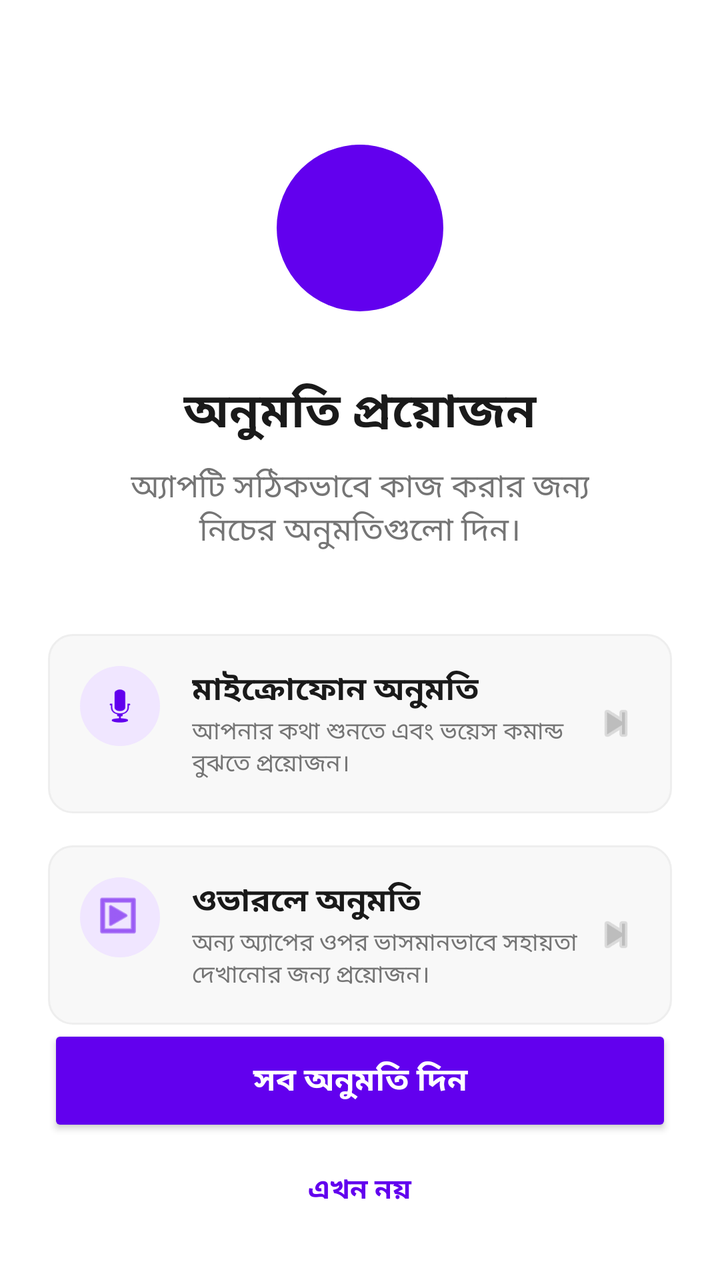
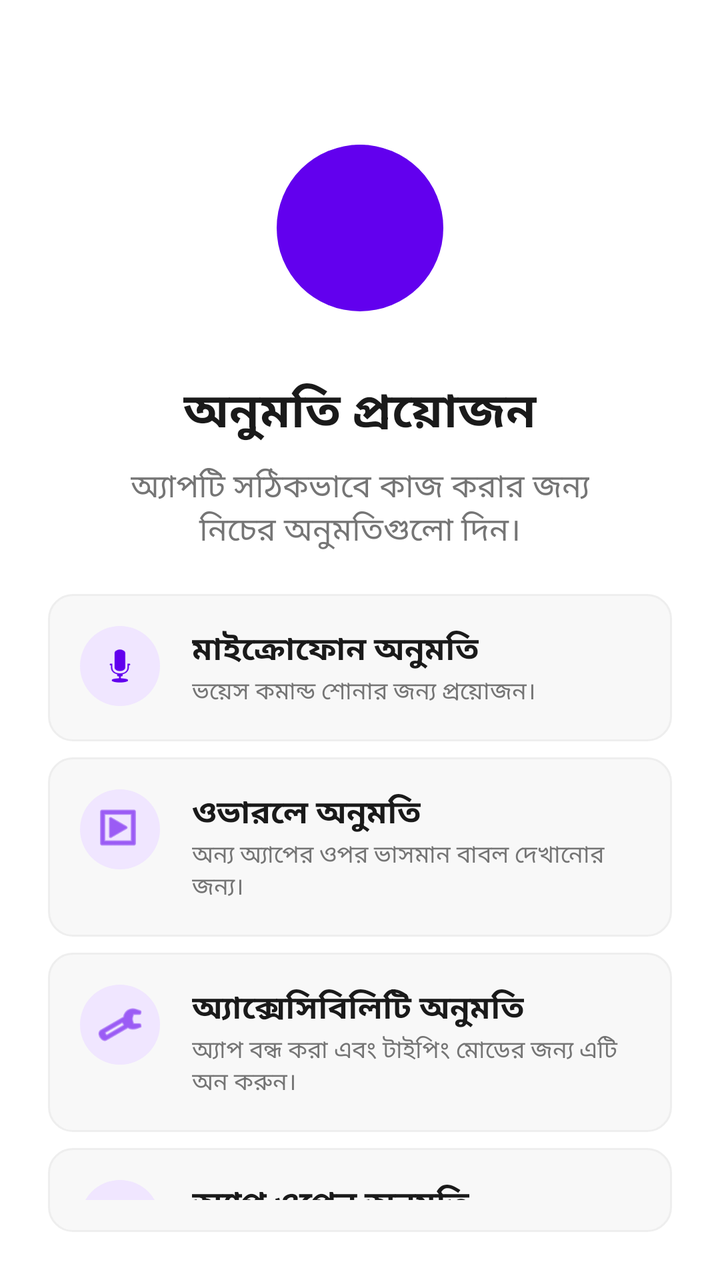

Compare the two renders of this Android layout. The source of the first and the diff that turns it into the second are given below.
<!-- AndroidManifest.xml: application theme Theme.AppCompat.Light.NoActionBar -->
<!-- res/layout/activity_permission.xml -->
<?xml version="1.0" encoding="utf-8"?>
<LinearLayout xmlns:android="http://schemas.android.com/apk/res/android"
    xmlns:app="http://schemas.android.com/apk/res-auto"
    android:layout_width="match_parent"
    android:layout_height="match_parent"
    android:background="#FFFFFF"
    android:gravity="center_horizontal"
    android:orientation="vertical"
    android:padding="24dp">

    <ImageView
        android:layout_width="100dp"
        android:layout_height="100dp"
        android:layout_marginTop="40dp"
        android:src="@drawable/ic_assistant_logo"
        app:tint="#6200EE" />

    <TextView
        android:layout_width="wrap_content"
        android:layout_height="wrap_content"
        android:layout_marginTop="24dp"
        android:text="অনুমতি প্রয়োজন"
        android:textColor="#1A1A1A"
        android:textSize="24sp"
        android:textStyle="bold" />

    <TextView
        android:layout_width="wrap_content"
        android:layout_height="wrap_content"
        android:layout_marginTop="8dp"
        android:gravity="center"
        android:text="অ্যাপটি সঠিকভাবে কাজ করার জন্য\nনিচের অনুমতিগুলো দিন।"
        android:textColor="#757575"
        android:textSize="16sp" />

    <LinearLayout
        android:id="@+id/btnMicPermission"
        android:layout_width="match_parent"
        android:layout_height="wrap_content"
        android:layout_marginTop="40dp"
        android:background="@drawable/bg_permission_item"
        android:clickable="true"
        android:focusable="true"
        android:orientation="horizontal"
        android:padding="16dp">

        <ImageView
            android:layout_width="40dp"
            android:layout_height="40dp"
            android:background="@drawable/bg_icon_circle"
            android:padding="8dp"
            android:src="@android:drawable/ic_btn_speak_now"
            app:tint="#6200EE" />

        <LinearLayout
            android:layout_width="0dp"
            android:layout_height="wrap_content"
            android:layout_marginStart="16dp"
            android:layout_weight="1"
            android:orientation="vertical">

            <TextView
                android:layout_width="wrap_content"
                android:layout_height="wrap_content"
                android:text="মাইক্রোফোন অনুমতি"
                android:textColor="#1A1A1A"
                android:textSize="16sp"
                android:textStyle="bold" />

            <TextView
                android:layout_width="wrap_content"
                android:layout_height="wrap_content"
                android:text="আপনার কথা শুনতে এবং ভয়েস কমান্ড বুঝতে প্রয়োজন।"
                android:textColor="#757575"
                android:textSize="12sp" />
        </LinearLayout>

        <ImageView
            android:layout_width="24dp"
            android:layout_height="24dp"
            android:layout_gravity="center_vertical"
            android:src="@android:drawable/ic_media_next"
            app:tint="#BDBDBD" />
    </LinearLayout>

    <LinearLayout
        android:id="@+id/btnOverlayPermission"
        android:layout_width="match_parent"
        android:layout_height="wrap_content"
        android:layout_marginTop="16dp"
        android:background="@drawable/bg_permission_item"
        android:clickable="true"
        android:focusable="true"
        android:orientation="horizontal"
        android:padding="16dp">

        <ImageView
            android:layout_width="40dp"
            android:layout_height="40dp"
            android:background="@drawable/bg_icon_circle"
            android:padding="8dp"
            android:src="@android:drawable/ic_menu_slideshow"
            app:tint="#6200EE" />

        <LinearLayout
            android:layout_width="0dp"
            android:layout_height="wrap_content"
            android:layout_marginStart="16dp"
            android:layout_weight="1"
            android:orientation="vertical">

            <TextView
                android:layout_width="wrap_content"
                android:layout_height="wrap_content"
                android:text="ওভারলে অনুমতি"
                android:textColor="#1A1A1A"
                android:textSize="16sp"
                android:textStyle="bold" />

            <TextView
                android:layout_width="wrap_content"
                android:layout_height="wrap_content"
                android:text="অন্য অ্যাপের ওপর ভাসমানভাবে সহায়তা দেখানোর জন্য প্রয়োজন।"
                android:textColor="#757575"
                android:textSize="12sp" />
        </LinearLayout>

        <ImageView
            android:layout_width="24dp"
            android:layout_height="24dp"
            android:layout_gravity="center_vertical"
            android:src="@android:drawable/ic_media_next"
            app:tint="#BDBDBD" />
    </LinearLayout>

    <View
        android:layout_width="match_parent"
        android:layout_height="0dp"
        android:layout_weight="1" />

    <Button
        android:id="@+id/btnGiveAllPermissions"
        android:layout_width="match_parent"
        android:layout_height="56dp"
        android:backgroundTint="#6200EE"
        android:text="সব অনুমতি দিন"
        android:textAllCaps="false"
        android:textColor="#FFFFFF"
        android:textSize="16sp"
        android:textStyle="bold" />

    <TextView
        android:id="@+id/tvNotNow"
        android:layout_width="wrap_content"
        android:layout_height="wrap_content"
        android:layout_marginTop="16dp"
        android:text="এখন নয়"
        android:textColor="#6200EE"
        android:textSize="14sp"
        android:textStyle="bold" />

    <LinearLayout
        android:layout_width="wrap_content"
        android:layout_height="wrap_content"
        android:layout_marginTop="24dp"
        android:gravity="center_vertical"
        android:orientation="horizontal">

        <ImageView
            android:layout_width="14dp"
            android:layout_height="14dp"
            android:src="@android:drawable/ic_lock_idle_lock"
            app:tint="#757575" />

        <TextView
            android:layout_width="wrap_content"
            android:layout_height="wrap_content"
            android:layout_marginStart="4dp"
            android:text="আপনার গোপনীয়তা আমাদের কাছে গুরুত্বপূর্ণ"
            android:textColor="#757575"
            android:textSize="12sp" />
    </LinearLayout>

</LinearLayout>
<!-- resources referenced by this layout -->
<resources>
  <!-- drawable bg_icon_circle (drawable) -->
  <?xml version="1.0" encoding="utf-8"?>
  <shape xmlns:android="http://schemas.android.com/apk/res/android">
      <solid android:color="#F0E6FF" />
      <corners android:radius="20dp" />
  </shape>
  <!-- drawable bg_permission_item (drawable) -->
  <?xml version="1.0" encoding="utf-8"?>
  <shape xmlns:android="http://schemas.android.com/apk/res/android">
      <solid android:color="#F8F8F8" />
      <corners android:radius="12dp" />
      <stroke
          android:width="1dp"
          android:color="#EEEEEE" />
  </shape>
  <!-- drawable ic_assistant_logo (drawable) -->
  <vector xmlns:android="http://schemas.android.com/apk/res/android"
      android:width="100dp"
      android:height="100dp"
      android:viewportWidth="24"
      android:viewportHeight="24">
      
      <path
          android:fillColor="#6200EE"
          android:pathData="M12,2L12,2A10,10 0,0 1,22 12L22,12A10,10 0,0 1,12 22L12,22A10,10 0,0 1,2 12L2,12A10,10 0,0 1,12 2z" />
      
      <path
          android:fillColor="#FFFFFF"
          android:pathData="M12,14c1.66,0 3,-1.34 3,-3V5c0,-1.66 -1.34,-3 -3,-3S9,3.34 9,5v6c0,1.66 1.34,3 3,3z" />
      <path
          android:fillColor="#FFFFFF"
          android:pathData="M17,11c0,2.76 -2.24,5 -5,5s-5,-2.24 -5,-5H5c0,3.53 2.61,6.43 6,6.92V21h2v-3.08c3.39,-0.49 6,-3.39 6,-6.92h-2z" />
  </vector>
</resources>

<!-- the commit's change to res/layout/activity_permission.xml (unified diff, before → after) -->
@@ -33,11 +33,12 @@
         android:textColor="#757575"
         android:textSize="16sp" />
 
+    
     <LinearLayout
         android:id="@+id/btnMicPermission"
         android:layout_width="match_parent"
         android:layout_height="wrap_content"
-        android:layout_marginTop="40dp"
+        android:layout_marginTop="20dp"
         android:background="@drawable/bg_permission_item"
         android:clickable="true"
         android:focusable="true"
@@ -70,24 +71,18 @@
             <TextView
                 android:layout_width="wrap_content"
                 android:layout_height="wrap_content"
-                android:text="আপনার কথা শুনতে এবং ভয়েস কমান্ড বুঝতে প্রয়োজন।"
-                android:textColor="#757575"
-                android:textSize="12sp" />
-        </LinearLayout>
-
-        <ImageView
-            android:layout_width="24dp"
-            android:layout_height="24dp"
-            android:layout_gravity="center_vertical"
-            android:src="@android:drawable/ic_media_next"
-            app:tint="#BDBDBD" />
-    </LinearLayout>
-
+                android:text="ভয়েস কমান্ড শোনার জন্য প্রয়োজন।"
+                android:textColor="#757575"
+                android:textSize="12sp" />
+        </LinearLayout>
+    </LinearLayout>
+
+    
     <LinearLayout
         android:id="@+id/btnOverlayPermission"
         android:layout_width="match_parent"
         android:layout_height="wrap_content"
-        android:layout_marginTop="16dp"
+        android:layout_marginTop="8dp"
         android:background="@drawable/bg_permission_item"
         android:clickable="true"
         android:focusable="true"
@@ -120,17 +115,98 @@
             <TextView
                 android:layout_width="wrap_content"
                 android:layout_height="wrap_content"
-                android:text="অন্য অ্যাপের ওপর ভাসমানভাবে সহায়তা দেখানোর জন্য প্রয়োজন।"
-                android:textColor="#757575"
-                android:textSize="12sp" />
-        </LinearLayout>
-
-        <ImageView
-            android:layout_width="24dp"
-            android:layout_height="24dp"
-            android:layout_gravity="center_vertical"
-            android:src="@android:drawable/ic_media_next"
-            app:tint="#BDBDBD" />
+                android:text="অন্য অ্যাপের ওপর ভাসমান বাবল দেখানোর জন্য।"
+                android:textColor="#757575"
+                android:textSize="12sp" />
+        </LinearLayout>
+    </LinearLayout>
+
+    
+    <LinearLayout
+        android:id="@+id/btnAccessibilityPermission"
+        android:layout_width="match_parent"
+        android:layout_height="wrap_content"
+        android:layout_marginTop="8dp"
+        android:background="@drawable/bg_permission_item"
+        android:clickable="true"
+        android:focusable="true"
+        android:orientation="horizontal"
+        android:padding="16dp">
+
+        <ImageView
+            android:layout_width="40dp"
+            android:layout_height="40dp"
+            android:background="@drawable/bg_icon_circle"
+            android:padding="8dp"
+            android:src="@android:drawable/ic_menu_preferences"
+            app:tint="#6200EE" />
+
+        <LinearLayout
+            android:layout_width="0dp"
+            android:layout_height="wrap_content"
+            android:layout_marginStart="16dp"
+            android:layout_weight="1"
+            android:orientation="vertical">
+
+            <TextView
+                android:layout_width="wrap_content"
+                android:layout_height="wrap_content"
+                android:text="অ্যাক্সেসিবিলিটি অনুমতি"
+                android:textColor="#1A1A1A"
+                android:textSize="16sp"
+                android:textStyle="bold" />
+
+            <TextView
+                android:layout_width="wrap_content"
+                android:layout_height="wrap_content"
+                android:text="অ্যাপ বন্ধ করা এবং টাইপিং মোডের জন্য এটি অন করুন।"
+                android:textColor="#757575"
+                android:textSize="12sp" />
+        </LinearLayout>
+    </LinearLayout>
+
+    
+    <LinearLayout
+        android:id="@+id/btnAppPermissions"
+        android:layout_width="match_parent"
+        android:layout_height="wrap_content"
+        android:layout_marginTop="8dp"
+        android:background="@drawable/bg_permission_item"
+        android:clickable="true"
+        android:focusable="true"
+        android:orientation="horizontal"
+        android:padding="16dp">
+
+        <ImageView
+            android:layout_width="40dp"
+            android:layout_height="40dp"
+            android:background="@drawable/bg_icon_circle"
+            android:padding="8dp"
+            android:src="@android:drawable/ic_menu_manage"
+            app:tint="#6200EE" />
+
+        <LinearLayout
+            android:layout_width="0dp"
+            android:layout_height="wrap_content"
+            android:layout_marginStart="16dp"
+            android:layout_weight="1"
+            android:orientation="vertical">
+
+            <TextView
+                android:layout_width="wrap_content"
+                android:layout_height="wrap_content"
+                android:text="অ্যাপ ওপেন অনুমতি"
+                android:textColor="#1A1A1A"
+                android:textSize="16sp"
+                android:textStyle="bold" />
+
+            <TextView
+                android:layout_width="wrap_content"
+                android:layout_height="wrap_content"
+                android:text="কোন কোন অ্যাপ ভয়েস দিয়ে খোলা যাবে তা সেট করুন।"
+                android:textColor="#757575"
+                android:textSize="12sp" />
+        </LinearLayout>
     </LinearLayout>
 
     <View
@@ -142,8 +218,9 @@
         android:id="@+id/btnGiveAllPermissions"
         android:layout_width="match_parent"
         android:layout_height="56dp"
+        android:layout_marginBottom="8dp"
         android:backgroundTint="#6200EE"
-        android:text="সব অনুমতি দিন"
+        android:text="হোম পেজে যান"
         android:textAllCaps="false"
         android:textColor="#FFFFFF"
         android:textSize="16sp"
@@ -153,32 +230,11 @@
         android:id="@+id/tvNotNow"
         android:layout_width="wrap_content"
         android:layout_height="wrap_content"
-        android:layout_marginTop="16dp"
+        android:layout_marginBottom="16dp"
+        android:padding="8dp"
         android:text="এখন নয়"
         android:textColor="#6200EE"
         android:textSize="14sp"
         android:textStyle="bold" />
 
-    <LinearLayout
-        android:layout_width="wrap_content"
-        android:layout_height="wrap_content"
-        android:layout_marginTop="24dp"
-        android:gravity="center_vertical"
-        android:orientation="horizontal">
-
-        <ImageView
-            android:layout_width="14dp"
-            android:layout_height="14dp"
-            android:src="@android:drawable/ic_lock_idle_lock"
-            app:tint="#757575" />
-
-        <TextView
-            android:layout_width="wrap_content"
-            android:layout_height="wrap_content"
-            android:layout_marginStart="4dp"
-            android:text="আপনার গোপনীয়তা আমাদের কাছে গুরুত্বপূর্ণ"
-            android:textColor="#757575"
-            android:textSize="12sp" />
-    </LinearLayout>
-
 </LinearLayout>
